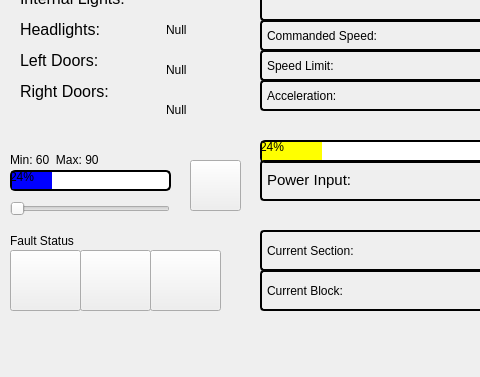
Qt form Full System/trainModel_fullsys.ui (headhunter22/ECE1140-Train-Simulator) before a commit; both pictures show x 0 to 480 and y 150 to 527 of the 800 by 527 pixel window.
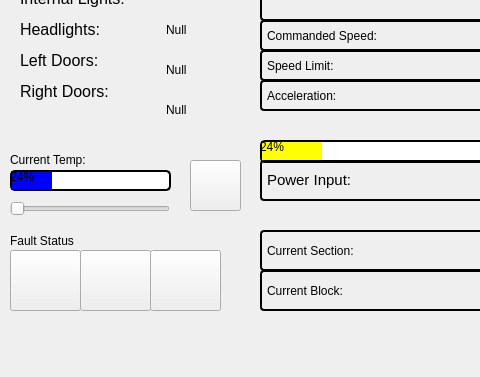
The same form after that commit.

Commit message: temp slider

Patch:
```diff
--- a/Full System/trainModel_fullsys.ui
+++ b/Full System/trainModel_fullsys.ui
@@ -215,12 +215,12 @@
      <rect>
       <x>10</x>
       <y>300</y>
-      <width>111</width>
+      <width>161</width>
       <height>20</height>
      </rect>
     </property>
     <property name="text">
-     <string>Min: 60  Max: 90</string>
+     <string>Current Temp: </string>
     </property>
    </widget>
    <widget class="QLabel" name="commSpeedLabel">
```
Left out of the diff: 2 changed lines with no effect on the pictures. The commit also changes 3 other files.
